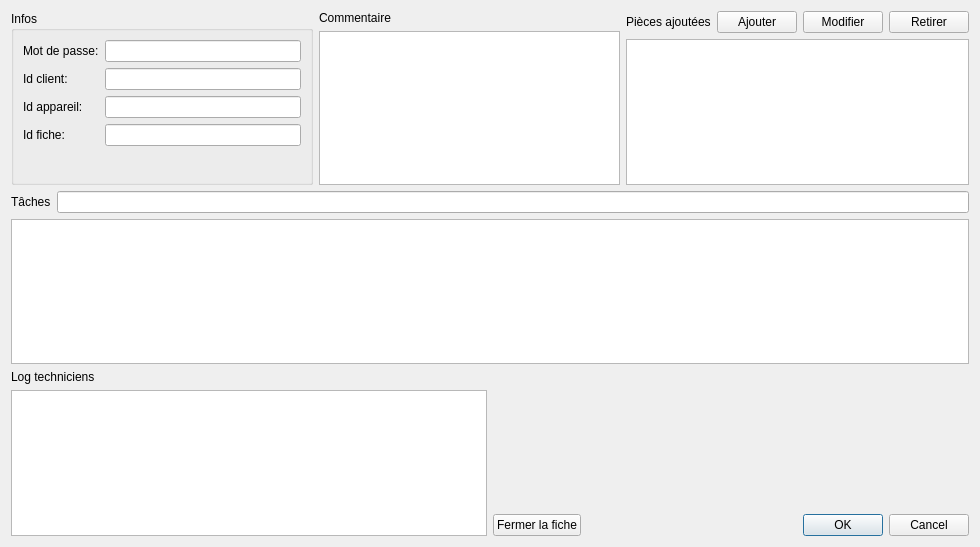
Qt form InfoDynamiqueQt/Vues/vueeditionfiche.ui (AlexandreGirardin/ProjetAnalyse) before a commit.
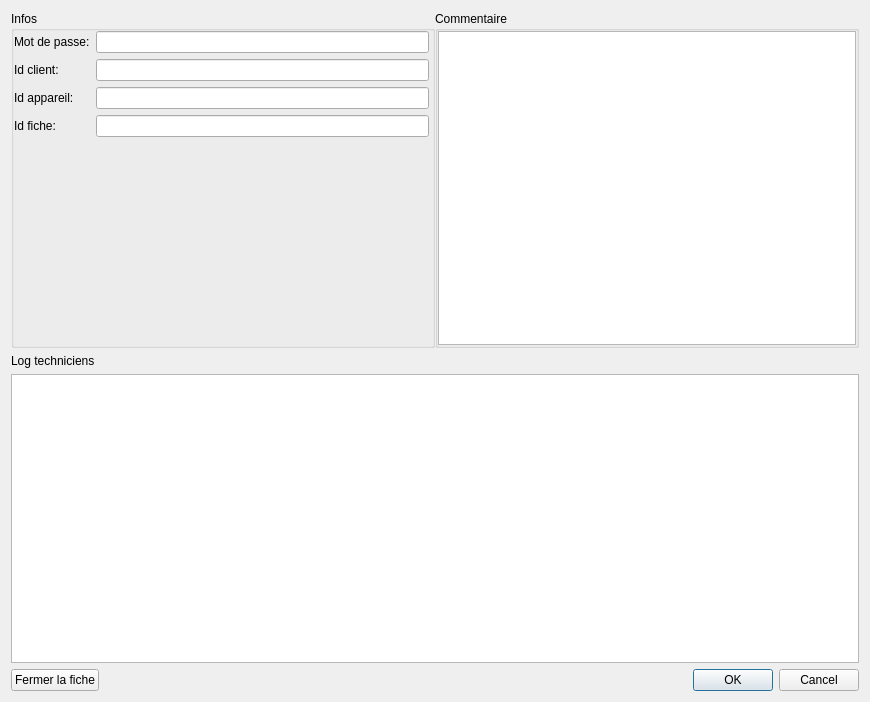
The same form after that commit.

```diff
--- a/InfoDynamiqueQt/Vues/vueeditionfiche.ui
+++ b/InfoDynamiqueQt/Vues/vueeditionfiche.ui
@@ -6,8 +6,8 @@
    <rect>
     <x>0</x>
     <y>0</y>
-    <width>980</width>
-    <height>547</height>
+    <width>870</width>
+    <height>702</height>
    </rect>
   </property>
   <property name="windowTitle">
@@ -16,15 +16,30 @@
   <layout class="QVBoxLayout" name="verticalLayout">
    <item>
     <layout class="QHBoxLayout" name="horizontalLayout">
+     <property name="spacing">
+      <number>0</number>
+     </property>
      <item>
-      <layout class="QVBoxLayout" name="verticalLayout_5"/>
-     </item>
-     <item>
-      <widget class="QGroupBox" name="groupBox">
+      <widget class="QGroupBox" name="groupeInfos">
        <property name="title">
         <string>Infos</string>
        </property>
-       <layout class="QVBoxLayout" name="verticalLayout_7">
+       <property name="flat">
+        <bool>true</bool>
+       </property>
+       <layout class="QVBoxLayout" name="_3">
+        <property name="leftMargin">
+         <number>0</number>
+        </property>
+        <property name="topMargin">
+         <number>0</number>
+        </property>
+        <property name="rightMargin">
+         <number>3</number>
+        </property>
+        <property name="bottomMargin">
+         <number>1</number>
+        </property>
         <item>
          <layout class="QFormLayout" name="formLayout">
           <item row="0" column="0">
@@ -73,107 +88,51 @@
       </widget>
      </item>
      <item>
-      <layout class="QVBoxLayout" name="verticalLayout_2">
-       <item>
-        <widget class="QLabel" name="label_2">
-         <property name="text">
-          <string>Commentaire</string>
-         </property>
-        </widget>
-       </item>
-       <item>
-        <widget class="QTextEdit" name="textEdit"/>
-       </item>
-      </layout>
-     </item>
-     <item>
-      <layout class="QVBoxLayout" name="verticalLayout_6">
-       <item>
-        <layout class="QHBoxLayout" name="horizontalLayout_2">
-         <item>
-          <widget class="QLabel" name="label_3">
-           <property name="text">
-            <string>Pièces ajoutées</string>
-           </property>
-          </widget>
-         </item>
-         <item>
-          <widget class="QPushButton" name="pushButton">
-           <property name="text">
-            <string>Ajouter</string>
-           </property>
-          </widget>
-         </item>
-         <item>
-          <widget class="QPushButton" name="pushButton_2">
-           <property name="text">
-            <string>Modifier</string>
-           </property>
-          </widget>
-         </item>
-         <item>
-          <widget class="QPushButton" name="pushButton_3">
-           <property name="text">
-            <string>Retirer</string>
-           </property>
-          </widget>
-         </item>
-        </layout>
-       </item>
-       <item>
-        <widget class="QTableView" name="tableView"/>
-       </item>
-      </layout>
-     </item>
-    </layout>
-   </item>
-   <item>
-    <layout class="QFormLayout" name="formLayout_2">
-     <item row="0" column="0">
-      <widget class="QLabel" name="label_7">
-       <property name="text">
-        <string>Tâches</string>
+      <widget class="QGroupBox" name="groupeCommentaire">
+       <property name="title">
+        <string>Commentaire</string>
        </property>
+       <property name="flat">
+        <bool>true</bool>
+       </property>
+       <layout class="QVBoxLayout" name="_2">
+        <property name="spacing">
+         <number>0</number>
+        </property>
+        <property name="margin">
+         <number>0</number>
+        </property>
+        <item>
+         <widget class="QTextEdit" name="champCommentaire"/>
+        </item>
+       </layout>
       </widget>
      </item>
-     <item row="0" column="1">
-      <widget class="QLineEdit" name="lineEdit_5"/>
-     </item>
     </layout>
    </item>
    <item>
-    <widget class="QTableView" name="tableView_2"/>
+    <layout class="QVBoxLayout" name="cadreFragmentTaches"/>
    </item>
    <item>
     <layout class="QHBoxLayout" name="horizontalLayout_8">
      <item>
-      <layout class="QVBoxLayout" name="verticalLayout_8">
-       <item>
-        <widget class="QLabel" name="label_8">
-         <property name="text">
-          <string>Log techniciens</string>
-         </property>
-        </widget>
-       </item>
-       <item>
-        <widget class="QTableView" name="tableView_3"/>
-       </item>
-      </layout>
+      <layout class="QVBoxLayout" name="cadreFragmentPieces"/>
      </item>
      <item>
       <layout class="QVBoxLayout" name="verticalLayout_3">
        <item>
-        <spacer name="verticalSpacer">
-         <property name="orientation">
-          <enum>Qt::Vertical</enum>
-         </property>
-         <property name="sizeHint" stdset="0">
-          <size>
-           <width>20</width>
-           <height>40</height>
-          </size>
-         </property>
-        </spacer>
+        <layout class="QVBoxLayout" name="groupeTechniciens">
+         <item>
+          <widget class="QLabel" name="etiquetteTechniciens">
+           <property name="text">
+            <string>Log techniciens</string>
+           </property>
+          </widget>
+         </item>
+         <item>
+          <widget class="QTableView" name="tableauTechniciens"/>
+         </item>
+        </layout>
        </item>
        <item>
         <layout class="QHBoxLayout" name="horizontalLayout_9">
```
Left out of the diff: 37 changed lines with no effect on the pictures.
